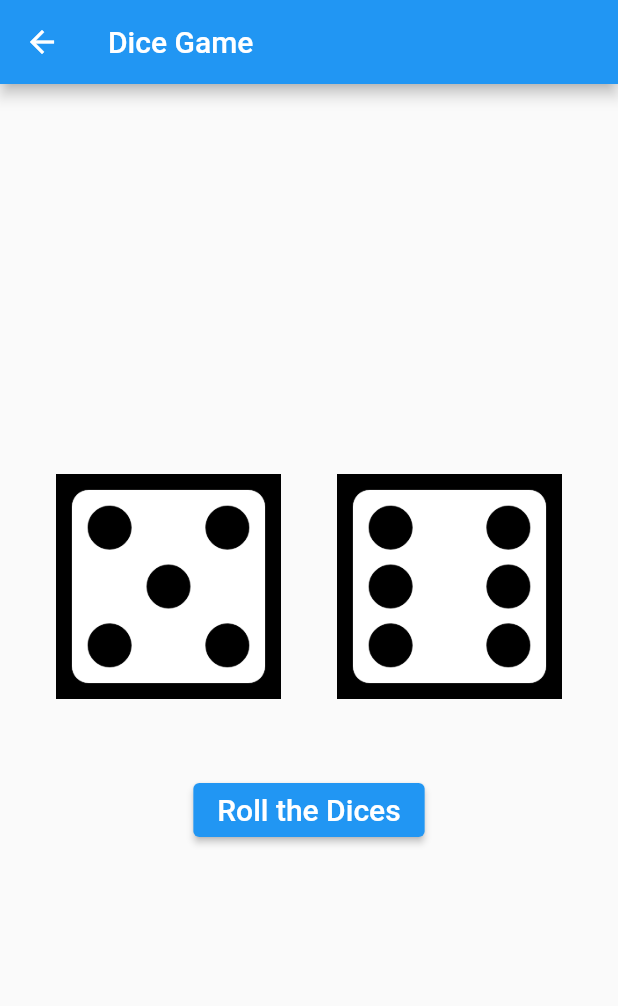
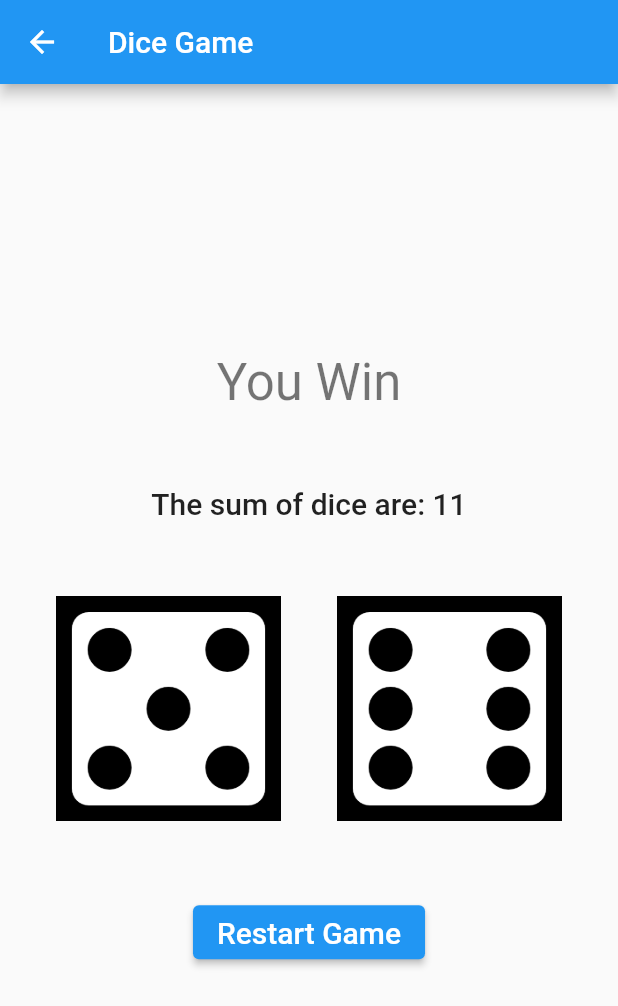
Before and after one commit to muradhossin/dice_game, a Flutter app: the GamePage screen opened by its route, after a tap on "Roll the Dices", on a phone screen of 412 x 824 dp. Shown: the top 1006 px of the screen. Run offline on Flutter 3.47's test engine with Material 2 defaults, Android fonts, the phone set to English and light mode, and no system bars.

Commit message:
result check and reset game

```diff
--- a/lib/pages/game_page.dart
+++ b/lib/pages/game_page.dart
@@ -12,11 +12,13 @@ class GamePage extends StatefulWidget {
 
 class _GamePageState extends State<GamePage> {
   late GameProvider gameProvider;
+
   @override
   void didChangeDependencies() {
     gameProvider = Provider.of<GameProvider>(context, listen: true);
     super.didChangeDependencies();
   }
+
   @override
   Widget build(BuildContext context) {
     return Scaffold(
@@ -27,6 +29,26 @@ class _GamePageState extends State<GamePage> {
         child: Column(
           mainAxisSize: MainAxisSize.min,
           children: [
+            Text(
+              gameProvider.status,
+              style: Theme.of(context).textTheme.headline4,
+            ),
+            const SizedBox(
+              height: 50,
+            ),
+            if (gameProvider.hasGameStarted)
+              Text(
+                'The sum of dice are: ${gameProvider.sum}',
+                style: Theme.of(context).textTheme.headline6,
+              ),
+            if (gameProvider.point > 0)
+              Text(
+                'Your point is: ${gameProvider.point}',
+                style: Theme.of(context).textTheme.headline6,
+              ),
+            const SizedBox(
+              height: 50,
+            ),
             Row(
               mainAxisAlignment: MainAxisAlignment.spaceEvenly,
               children: [
@@ -42,15 +64,31 @@ class _GamePageState extends State<GamePage> {
                 ),
               ],
             ),
-            const SizedBox(height: 50,),
-            ElevatedButton(
-              onPressed: (){
+            const SizedBox(
+              height: 50,
+            ),
+            gameProvider.hasGameStopped? ElevatedButton(
+              onPressed: () {
+                setState(() {
+                  gameProvider.reset();
+
+                });
+              },
+              child: const Text(
+                'Restart Game',
+                style: TextStyle(fontSize: 20),
+              ),
+            ): ElevatedButton(
+              onPressed: () {
                 setState(() {
                   gameProvider.rollTheDices();
+                  gameProvider.checkResult();
                 });
-
               },
-              child: const Text('Roll the Dices', style: TextStyle(fontSize: 20),),
+              child: const Text(
+                      'Roll the Dices',
+                      style: TextStyle(fontSize: 20),
+                    ),
             ),
           ],
         ),
--- a/lib/providers/game_provider.dart
+++ b/lib/providers/game_provider.dart
@@ -11,11 +11,53 @@ class GameProvider extends ChangeNotifier{
     "images/dice-six-faces-five.png",
     "images/dice-six-faces-six.png",
   ];
-  int index1 = 0, index2 = 0;
+  int index1 = 0, index2 = 0, sum = 0, count = 0, point = 0;
+  String status = '';
   Random random = Random.secure();
+  bool hasGameStarted = false;
+  bool hasGameStopped = false;
 
   rollTheDices(){
     index1 = random.nextInt(6);
     index2 = random.nextInt(6);
+    sum = index1 + index2 + 2;
+    hasGameStarted = true;
+    count += 1;
   }
+
+  checkResult() {
+    if(count == 1){
+      if(sum == 7 || sum == 11){
+        status = 'You Win';
+        hasGameStopped = true;
+      }
+      if(sum == 2 || sum == 3 || sum == 12){
+        status = 'You lose';
+        hasGameStopped = true;
+      }
+      if(sum == 4 || sum == 5 || sum == 6 || sum == 8 || sum == 9 || sum == 10){
+        point = sum;
+      }
+    }else{
+      if(point == sum){
+        status = 'You Win';
+        hasGameStopped = true;
+      }
+      if(sum == 7){
+        status = "You lose";
+        hasGameStopped = true;
+      }
+    }
+  }
+
+  reset(){
+    index1 = 0;
+    index2 = 0;
+    sum = 0;
+    point = 0;
+    status = "";
+    hasGameStarted = false;
+    hasGameStopped = false;
+  }
+
 }
```
